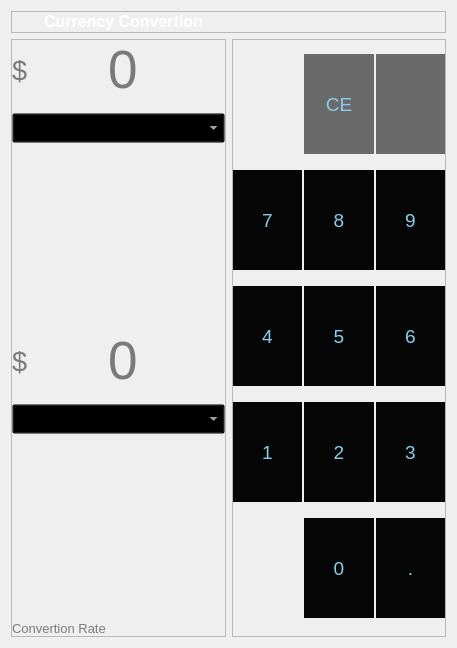
The window that views/currency.ui (bonheurNE/currency-forex-calculator) describes before a commit, drawn with Qt 5.
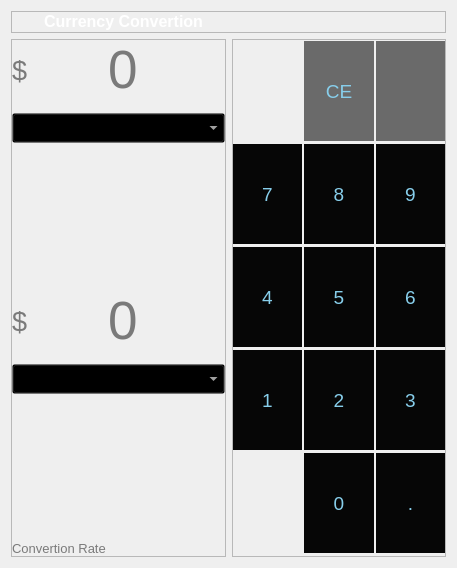
The same window after the commit. Icons and pictures are not drawn.

Patch:
```diff
--- a/views/currency.ui
+++ b/views/currency.ui
@@ -7,7 +7,7 @@
     <x>0</x>
     <y>0</y>
     <width>457</width>
-    <height>648</height>
+    <height>568</height>
    </rect>
   </property>
   <property name="windowTitle">
```
Left out of the diff: 10 changed lines with no effect on the pictures.
